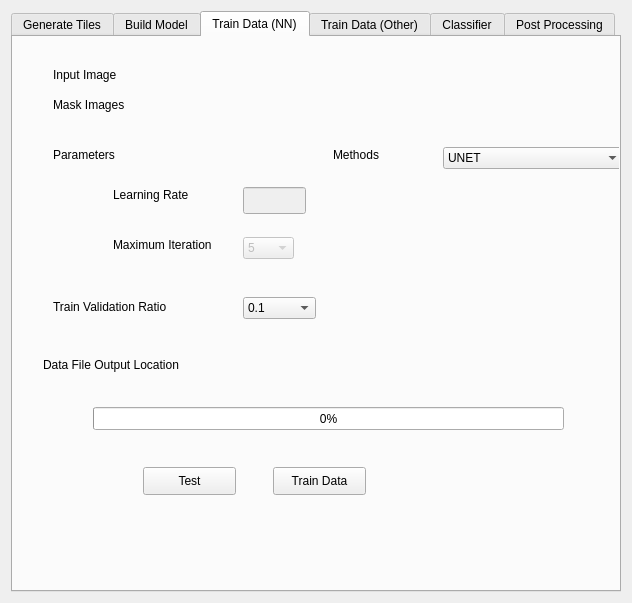
Old version of the form RandomForestClassifier_dialog_base.ui in the repository atishayjn/QGIS-Plugin.
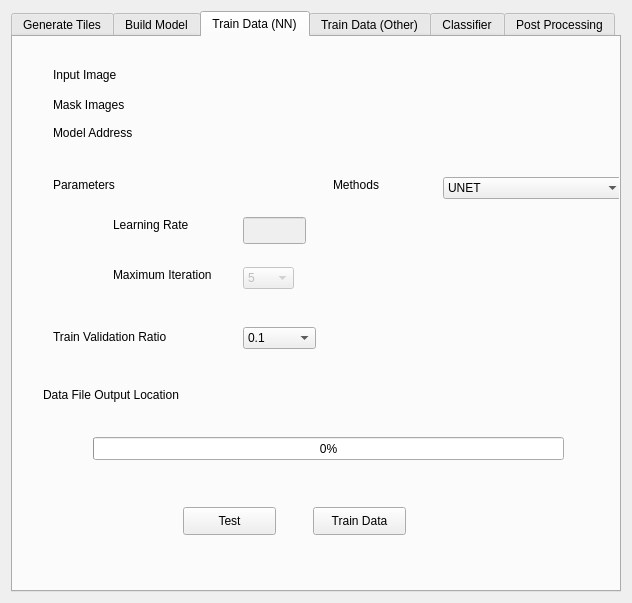
New version of the form. The open tabs and pages were chosen to show the change. Custom widgets are drawn as their Qt base class.

Commit message: UNET Train Updated (Not tested)

```diff
--- a/RandomForestClassifier_dialog_base.ui
+++ b/RandomForestClassifier_dialog_base.ui
@@ -737,7 +737,7 @@
        <property name="geometry">
         <rect>
          <x>100</x>
-         <y>150</y>
+         <y>180</y>
          <width>91</width>
          <height>16</height>
         </rect>
@@ -750,7 +750,7 @@
        <property name="geometry">
         <rect>
          <x>40</x>
-         <y>110</y>
+         <y>140</y>
          <width>91</width>
          <height>16</height>
         </rect>
@@ -763,7 +763,7 @@
        <property name="geometry">
         <rect>
          <x>320</x>
-         <y>110</y>
+         <y>140</y>
          <width>55</width>
          <height>16</height>
         </rect>
@@ -776,7 +776,7 @@
        <property name="geometry">
         <rect>
          <x>230</x>
-         <y>260</y>
+         <y>290</y>
          <width>73</width>
          <height>22</height>
         </rect>
@@ -831,7 +831,7 @@
        <property name="geometry">
         <rect>
          <x>100</x>
-         <y>200</y>
+         <y>230</y>
          <width>111</width>
          <height>16</height>
         </rect>
@@ -847,7 +847,7 @@
        <property name="geometry">
         <rect>
          <x>230</x>
-         <y>150</y>
+         <y>180</y>
          <width>63</width>
          <height>27</height>
         </rect>
@@ -860,7 +860,7 @@
        <property name="geometry">
         <rect>
          <x>40</x>
-         <y>260</y>
+         <y>290</y>
          <width>131</width>
          <height>20</height>
         </rect>
@@ -876,7 +876,7 @@
        <property name="geometry">
         <rect>
          <x>230</x>
-         <y>200</y>
+         <y>230</y>
          <width>51</width>
          <height>22</height>
         </rect>
@@ -936,7 +936,7 @@
        <property name="geometry">
         <rect>
          <x>430</x>
-         <y>110</y>
+         <y>140</y>
          <width>181</width>
          <height>22</height>
         </rect>
@@ -960,8 +960,8 @@
       <widget class="QPushButton" name="Train_Button">
        <property name="geometry">
         <rect>
-         <x>260</x>
-         <y>430</y>
+         <x>300</x>
+         <y>470</y>
          <width>93</width>
          <height>28</height>
         </rect>
@@ -974,7 +974,7 @@
        <property name="geometry">
         <rect>
          <x>30</x>
-         <y>320</y>
+         <y>350</y>
          <width>151</width>
          <height>16</height>
         </rect>
@@ -987,7 +987,7 @@
        <property name="geometry">
         <rect>
          <x>230</x>
-         <y>310</y>
+         <y>340</y>
          <width>271</width>
          <height>27</height>
         </rect>
@@ -1049,7 +1049,7 @@
        <property name="geometry">
         <rect>
          <x>80</x>
-         <y>370</y>
+         <y>400</y>
          <width>471</width>
          <height>23</height>
         </rect>
@@ -1061,8 +1061,8 @@
       <widget class="QPushButton" name="Train_Button_2">
        <property name="geometry">
         <rect>
-         <x>130</x>
-         <y>430</y>
+         <x>170</x>
+         <y>470</y>
          <width>93</width>
          <height>28</height>
         </rect>
@@ -1071,6 +1071,32 @@
         <string>Test</string>
        </property>
       </widget>
+      <widget class="QgsFileWidget" name="Train_model">
+       <property name="geometry">
+        <rect>
+         <x>240</x>
+         <y>80</y>
+         <width>271</width>
+         <height>27</height>
+        </rect>
+       </property>
+       <property name="storageMode">
+        <enum>QgsFileWidget::GetDirectory</enum>
+       </property>
+      </widget>
+      <widget class="QLabel" name="label_43">
+       <property name="geometry">
+        <rect>
+         <x>40</x>
+         <y>80</y>
+         <width>151</width>
+         <height>31</height>
+        </rect>
+       </property>
+       <property name="text">
+        <string>Model Address</string>
+       </property>
+      </widget>
      </widget>
      <widget class="QWidget" name="tab_3">
       <attribute name="title">
```
Left out of the diff: 2 changed lines with no effect on the pictures. The commit also changes 2 other files.
